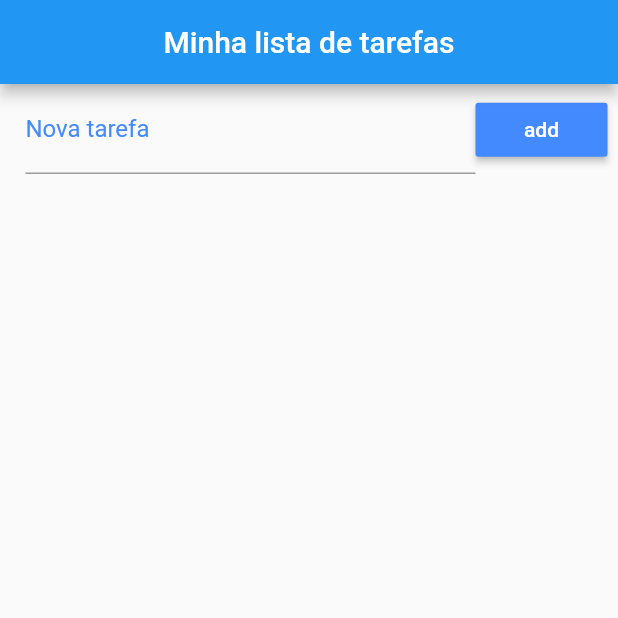
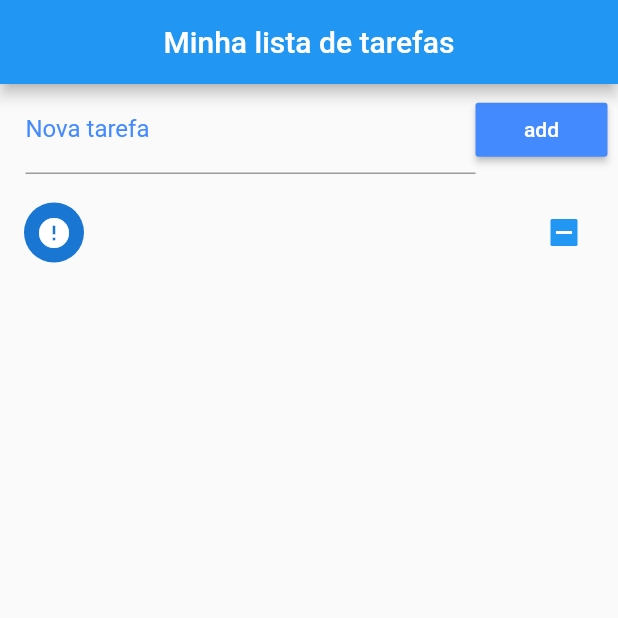
Before and after one commit to wsy152/minhalista, a Flutter app: the screen it shows after launch, after a tap on "add", on a phone screen of 412 x 824 dp, the top half of it. Run offline on Flutter 3.47's test engine with Material 2 defaults, Android fonts, the phone set to English and light mode, and no system bars.

Commit message:
Tudo de bom

```diff
--- a/lib/home.dart
+++ b/lib/home.dart
@@ -9,7 +9,17 @@
 }
 
 class _HomeState extends State<Home> {
+  final _toDoController = TextEditingController();
   List _toDoList = [];
+  void _addTodo() {
+    Map<String, dynamic> newTodo = Map();
+    setState(() {
+      newTodo['title'] = _toDoController.text;
+      _toDoController.text = '';
+      newTodo['ok'] = false;
+      _toDoList.add(newTodo);
+    });
+  }
 
   @override
   Widget build(BuildContext context) {
@@ -27,6 +37,7 @@
               children: [
                 Expanded(
                   child: TextField(
+                    controller: _toDoController,
                     decoration: InputDecoration(
                         labelText: 'Nova tarefa',
                         labelStyle: TextStyle(color: Colors.blueAccent)),
@@ -35,10 +46,31 @@
                 RaisedButton(
                   color: Colors.blueAccent,
                   child: Text('add'),
-                  onPressed: () {},
+                  onPressed: _addTodo,
                   textColor: Colors.white,
                 )
               ],
+            ),
+          ),
+          Expanded(
+            child: ListView.builder(
+              padding: EdgeInsets.only(top: 10),
+              itemCount: _toDoList.length,
+              itemBuilder: (context, index) {
+                return CheckboxListTile(
+                  title: Text(_toDoList[index]['title']),
+                  value: _toDoList[index][''],
+                  secondary: CircleAvatar(
+                    child: Icon(
+                        _toDoList[index]['ok'] ? Icons.check : Icons.error),
+                  ),
+                  onChanged: (c) {
+                    setState(() {
+                      _toDoList[index]['ok'] = c;
+                    });
+                  },
+                );
+              },
             ),
           )
         ],
```
